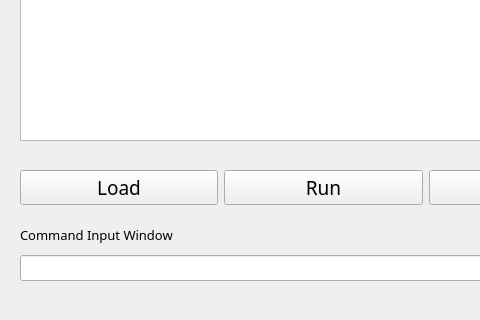
Above: mainwindow.ui from JolyneFr/MiniBasic before the change; both pictures show x 0 to 480 and y 522 to 842 of the 852 by 842 pixel window. Below: the same form after it.
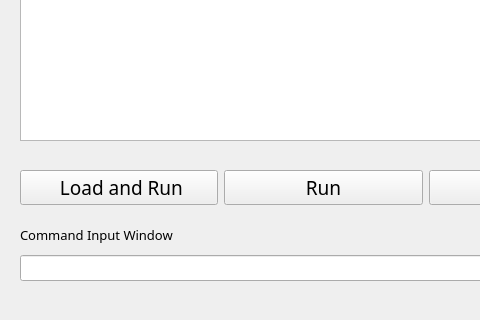
That is the form after the change. Icons and pictures are not drawn.

Patch:
```diff
--- a/mainwindow.ui
+++ b/mainwindow.ui
@@ -161,7 +161,7 @@
         <string>In fact, I recommend you edit your program in notebook first.</string>
        </property>
        <property name="text">
-        <string>Load</string>
+        <string> Load and Run</string>
        </property>
       </widget>
      </item>
```
Left out of the diff: 2 changed lines with no effect on the pictures.
